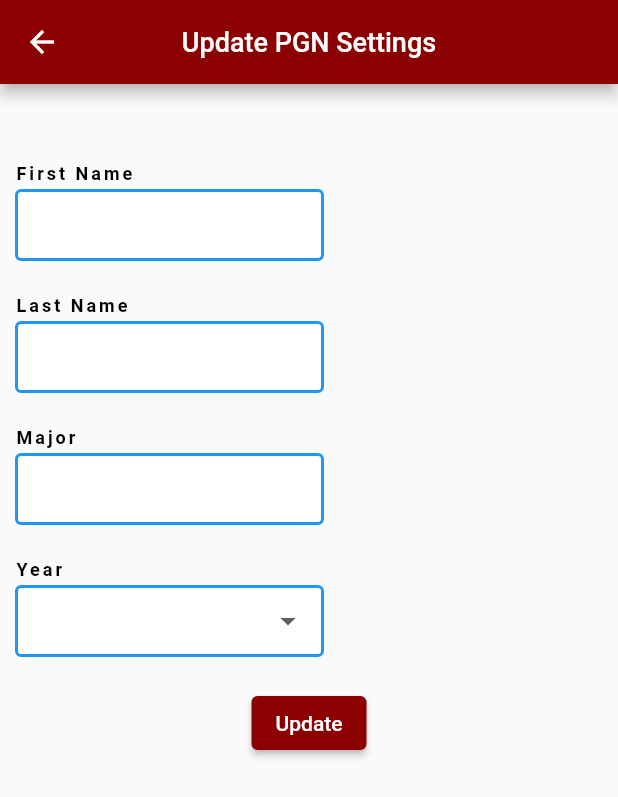
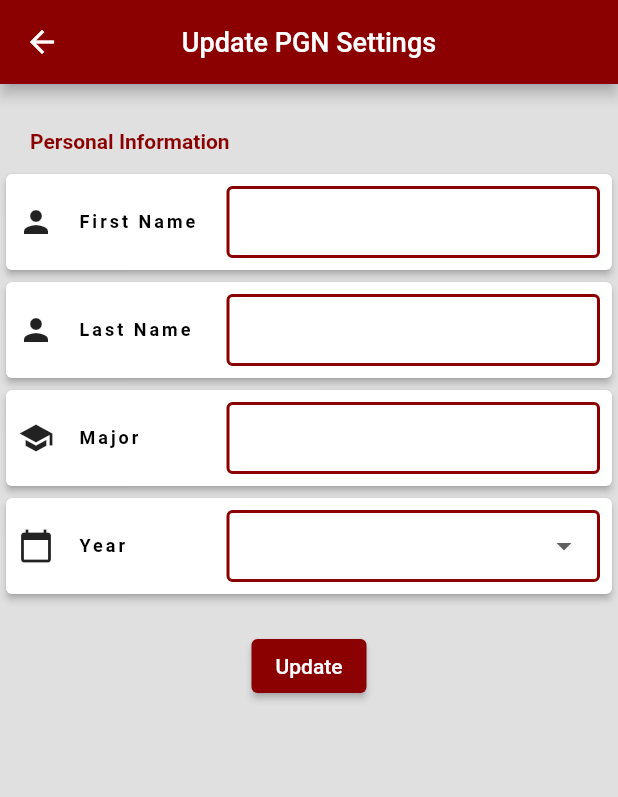
Before and after one commit to PGNTechChair/pgn_app, a Flutter app: the Settings screen opened directly, on a phone screen of 412 x 824 dp. Shown: the top 797 px of the screen. Run offline on Flutter 3.47's test engine with Material 2 defaults, Android fonts, the phone set to English and light mode, and no system bars; our stand-ins replace cloud_firestore, firebase_auth, firebase_core, flutter_spinkit, rive; accounts and stored records are empty.

Commit message:
Updated the UI for the settings to be cards rather than just container text fields.

```diff
--- a/lib/pages/settings.dart
+++ b/lib/pages/settings.dart
@@ -36,6 +36,7 @@ class _SettingsState extends State<Settings> {
           {
             UserData? userData = snapshot.data;
             return Scaffold(
+              backgroundColor: Colors.grey[300],
               appBar: AppBar(
                 title: Text(
                   "Update PGN Settings",
@@ -51,118 +52,58 @@ class _SettingsState extends State<Settings> {
                     crossAxisAlignment: CrossAxisAlignment.start,
                     children: <Widget>[
                       SizedBox(height: 30),
-                      Container(
-                          margin: EdgeInsets.fromLTRB(10, 20, 10, 0),
-                          width: 100,
-                          height: 20,
-                          child: Align(
-                              alignment: Alignment.centerLeft,
+                      Padding(
+                        padding: const EdgeInsets.only(left: 20, bottom: 10),
+                        child: Container(
                           child: Text(
-                                  "First Name",
+                              "Personal Information",
                             style: TextStyle(
-                                    fontSize: 12,
-                                    letterSpacing: 2.0,
+                              color: Color(0xFF8B0000),
                               fontWeight: FontWeight.bold,
-                                    color: Colors.black,
-                                  )
-                              )
-                          )
                           ),
-                      Padding(
-                        padding:const EdgeInsets.fromLTRB(10,0,10,0),
-                        child: Container(
-                          width: MediaQuery.of(context).size.width / 2.0,
+                          ),
+                        ),
+                      ),
+                      CardWithLabel(
+                        label: "First Name",
+                        icon: Icon(Icons.person),
                         child: TextFormField(
                           cursorColor: Colors.amber,
                           initialValue: userData?.firstName,
                           decoration: textInputDecoration,
-                              validator: (val) => val!.isEmpty ? "Please enter your first name" : null,
-                              //onChanged: (val) => setState(() => _currentFirstName = val),
+                          validator: (val) =>
+                          val!.isEmpty ? "Please enter your first name" : null,
                           onChanged: (val) {
                             setState(() => _currentFirstName = val);
-                              }
+                          },
                         ),
                       ),
-                      ),
-                      Container(
-                          margin: EdgeInsets.fromLTRB(10, 20, 10, 0),
-                          width: 100,
-                          height: 20,
-                          child: Align(
-                              alignment: Alignment.centerLeft,
-                              child: Text(
-                                  "Last Name",
-                                  style: TextStyle(
-                                    fontSize: 12,
-                                    letterSpacing: 2.0,
-                                    fontWeight: FontWeight.bold,
-                                    color: Colors.black,
-                                  )
-                              )
-                          )
-                      ),
-                      Padding(
-                        padding: const EdgeInsets.fromLTRB(10,0,10,0),
-                        child: Container(
-                          width: MediaQuery.of(context).size.width / 2.0,
+                      CardWithLabel(
+                        label: "Last Name",
+                        icon: Icon(Icons.person),
                         child: TextFormField(
+                          cursorColor: Colors.amber,
                           initialValue: userData?.lastName,
                           decoration: textInputDecoration,
-                              validator: (val) => val!.isEmpty ? "Please enter your last name" : null,
-                              onChanged: (val) => setState(() => _currentLastName = val)
+                          validator: (val) =>
+                          val!.isEmpty ? "Please enter your last name" : null,
+                          onChanged: (val) => setState(() => _currentLastName = val),
                         ),
                       ),
-                      ),
-                      Container(
-                          margin: EdgeInsets.fromLTRB(10, 20, 10, 0),
-                          width: 100,
-                          height: 20,
-                          child: Align(
-                              alignment: Alignment.centerLeft,
-                              child: Text(
-                                  "Major",
-                                  style: TextStyle(
-                                    fontSize: 12,
-                                    letterSpacing: 2.0,
-                                    fontWeight: FontWeight.bold,
-                                    color: Colors.black,
-                                  )
-                              )
-                          )
-                      ),
-                      Padding(
-                        padding: const EdgeInsets.fromLTRB(10,0,10,0),
-                        child: Container(
-                          width: MediaQuery.of(context).size.width / 2.0,
+                      CardWithLabel(
+                        label: "Major",
+                        icon: Icon(Icons.school),
                         child: TextFormField(
+                          cursorColor: Colors.amber,
                           initialValue: userData?.major,
                           decoration: textInputDecoration,
                           validator: (val) => val!.isEmpty ? "Please enter your major" : null,
-                              onChanged: (val) => setState(() => _currentMajor = val)
+                          onChanged: (val) => setState(() => _currentMajor = val),
                         ),
                       ),
-                      ),
-                      Container(
-                          margin: EdgeInsets.fromLTRB(10, 20, 10, 0),
-                          width: 100,
-                          height: 20,
-                          child: Align(
-                              alignment: Alignment.centerLeft,
-                              child: Text(
-                                  "Year",
-                                  style: TextStyle(
-                                    fontSize: 12,
-                                    letterSpacing: 2.0,
-                                    fontWeight: FontWeight.bold,
-                                    color: Colors.black,
-                                  )
-                              )
-                          )
-                      ),
-                      Padding(
-                        padding: const EdgeInsets.fromLTRB(10,0,10,0),
-                        child: Container(
-                          width: MediaQuery.of(context).size.width / 2.0,
+                      CardWithLabel(
+                        label: "Year",
+                        icon: Icon(Icons.calendar_today),
                         child: DropdownButtonFormField(
                           value: userData?.year,
                           decoration: textInputDecoration,
@@ -172,8 +113,7 @@ class _SettingsState extends State<Settings> {
                               child: Text('$year'),
                             );
                           }).toList(),
-                            onChanged: (val) => setState(() => _currentYear = val! ),
-                          ),
+                          onChanged: (val) => setState(() => _currentYear = val!),
                         ),
                       ),
                       SizedBox(height:20.0),
@@ -230,9 +170,55 @@ class _SettingsState extends State<Settings> {
           {
             return Loading();
           }
-
-
         }
     );
   }
 }
+
+
+class CardWithLabel extends StatelessWidget {
+  final String label;
+  final Widget child;
+  final Widget icon;
+
+  const CardWithLabel({required this.label, required this.child, required this.icon});
+
+  @override
+  Widget build(BuildContext context) {
+    return Card(
+      elevation: 2,
+      child: Padding(
+        padding: const EdgeInsets.all(8.0),
+        child: Row(
+          crossAxisAlignment: CrossAxisAlignment.center,
+          children: <Widget>[
+            icon,
+            SizedBox(width: 16),
+            Expanded(
+              flex: 1,
+              child: Column(
+                crossAxisAlignment: CrossAxisAlignment.start,
+                children: <Widget>[
+                  Text(
+                    label,
+                    style: TextStyle(
+                      fontSize: 12,
+                      fontWeight: FontWeight.bold,
+                      letterSpacing: 2.0,
+                      color: Colors.black,
+                    ),
+                  ),
+                ],
+              ),
+            ),
+            SizedBox(width: 16), // Add some spacing between the label and the child
+            Expanded(
+              flex: 3,
+              child: child,
+            ),
+          ],
+        ),
+      ),
+    );
+  }
+}
--- a/lib/shared/constants.dart
+++ b/lib/shared/constants.dart
@@ -5,9 +5,9 @@ const textInputDecoration = InputDecoration(
   filled: true,
   contentPadding: EdgeInsets.all(12.0),
   enabledBorder: OutlineInputBorder(
-    borderSide: BorderSide(color: Colors.blue, width: 2.0),
+    borderSide: BorderSide(color: Color(0xFF8B0000), width: 2.0),
   ),
   focusedBorder: OutlineInputBorder(
-    borderSide: BorderSide(color: Colors.pink, width: 2.0),
+    borderSide: BorderSide(color: Color(0xFF8B0000), width: 2.0),
   ),
 );
```
Lines whose indentation alone changed are shown as unchanged.
